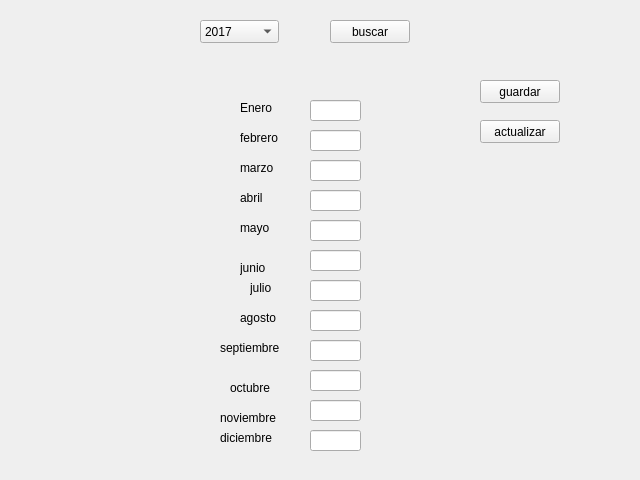
Old version of the form form_inflacion.ui in the repository lriccombene/sgc1.
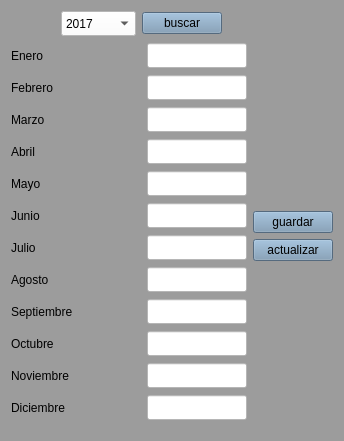
New version of the form.

Commit message:
visual inflacion y balancear asiento
visual inflacion y balancear asiento

The edit to the form file:
```diff
--- a/form_inflacion.ui
+++ b/form_inflacion.ui
@@ -6,358 +6,671 @@
    <rect>
     <x>0</x>
     <y>0</y>
-    <width>640</width>
-    <height>480</height>
+    <width>344</width>
+    <height>441</height>
    </rect>
   </property>
   <property name="windowTitle">
    <string>Form</string>
   </property>
-  <widget class="QComboBox" name="cbx_anio">
-   <property name="geometry">
-    <rect>
-     <x>200</x>
-     <y>20</y>
-     <width>79</width>
-     <height>23</height>
-    </rect>
-   </property>
-   <item>
-    <property name="text">
-     <string>2017</string>
-    </property>
+  <property name="styleSheet">
+   <string notr="true">font: 10pt &quot;Liberation Sans&quot;;
+color: rgb(0, 0, 0);
+background-color: rgb(156, 156, 156);
+selection-background-color: rgb(164, 190, 221);
+selection-color: rgb(0, 0, 0);</string>
+  </property>
+  <layout class="QGridLayout" name="gridLayout">
+   <item row="1" column="6">
+    <spacer name="horizontalSpacer_13">
+     <property name="orientation">
+      <enum>Qt::Horizontal</enum>
+     </property>
+     <property name="sizeHint" stdset="0">
+      <size>
+       <width>40</width>
+       <height>20</height>
+      </size>
+     </property>
+    </spacer>
    </item>
-   <item>
-    <property name="text">
-     <string>2018</string>
-    </property>
+   <item row="1" column="4">
+    <spacer name="horizontalSpacer_12">
+     <property name="orientation">
+      <enum>Qt::Horizontal</enum>
+     </property>
+     <property name="sizeHint" stdset="0">
+      <size>
+       <width>40</width>
+       <height>20</height>
+      </size>
+     </property>
+    </spacer>
    </item>
-   <item>
-    <property name="text">
-     <string>2019</string>
-    </property>
+   <item row="1" column="1">
+    <spacer name="horizontalSpacer_3">
+     <property name="orientation">
+      <enum>Qt::Horizontal</enum>
+     </property>
+     <property name="sizeHint" stdset="0">
+      <size>
+       <width>40</width>
+       <height>20</height>
+      </size>
+     </property>
+    </spacer>
    </item>
-   <item>
-    <property name="text">
-     <string>2020</string>
-    </property>
+   <item row="0" column="7">
+    <layout class="QHBoxLayout" name="horizontalLayout">
+     <item>
+      <spacer name="horizontalSpacer_8">
+       <property name="orientation">
+        <enum>Qt::Horizontal</enum>
+       </property>
+       <property name="sizeHint" stdset="0">
+        <size>
+         <width>40</width>
+         <height>20</height>
+        </size>
+       </property>
+      </spacer>
+     </item>
+     <item>
+      <spacer name="horizontalSpacer">
+       <property name="orientation">
+        <enum>Qt::Horizontal</enum>
+       </property>
+       <property name="sizeHint" stdset="0">
+        <size>
+         <width>40</width>
+         <height>20</height>
+        </size>
+       </property>
+      </spacer>
+     </item>
+     <item>
+      <widget class="QComboBox" name="cbx_anio">
+       <property name="minimumSize">
+        <size>
+         <width>75</width>
+         <height>25</height>
+        </size>
+       </property>
+       <property name="maximumSize">
+        <size>
+         <width>75</width>
+         <height>25</height>
+        </size>
+       </property>
+       <property name="styleSheet">
+        <string notr="true">background-color: rgb(255, 255, 255);</string>
+       </property>
+       <item>
+        <property name="text">
+         <string>2017</string>
+        </property>
+       </item>
+       <item>
+        <property name="text">
+         <string>2018</string>
+        </property>
+       </item>
+       <item>
+        <property name="text">
+         <string>2019</string>
+        </property>
+       </item>
+       <item>
+        <property name="text">
+         <string>2020</string>
+        </property>
+       </item>
+      </widget>
+     </item>
+     <item>
+      <widget class="QPushButton" name="btn_buscar">
+       <property name="styleSheet">
+        <string notr="true">background-color: rgb(119, 149, 177);</string>
+       </property>
+       <property name="text">
+        <string>buscar</string>
+       </property>
+      </widget>
+     </item>
+     <item>
+      <spacer name="horizontalSpacer_2">
+       <property name="orientation">
+        <enum>Qt::Horizontal</enum>
+       </property>
+       <property name="sizeHint" stdset="0">
+        <size>
+         <width>40</width>
+         <height>20</height>
+        </size>
+       </property>
+      </spacer>
+     </item>
+    </layout>
    </item>
-  </widget>
-  <widget class="QLabel" name="label">
-   <property name="geometry">
-    <rect>
-     <x>240</x>
-     <y>100</y>
-     <width>59</width>
-     <height>15</height>
-    </rect>
-   </property>
-   <property name="text">
-    <string>Enero</string>
-   </property>
-  </widget>
-  <widget class="QLabel" name="label_2">
-   <property name="geometry">
-    <rect>
-     <x>240</x>
-     <y>130</y>
-     <width>59</width>
-     <height>15</height>
-    </rect>
-   </property>
-   <property name="text">
-    <string>febrero</string>
-   </property>
-  </widget>
-  <widget class="QLabel" name="label_3">
-   <property name="geometry">
-    <rect>
-     <x>240</x>
-     <y>160</y>
-     <width>59</width>
-     <height>15</height>
-    </rect>
-   </property>
-   <property name="text">
-    <string>marzo</string>
-   </property>
-  </widget>
-  <widget class="QLabel" name="label_4">
-   <property name="geometry">
-    <rect>
-     <x>240</x>
-     <y>190</y>
-     <width>59</width>
-     <height>15</height>
-    </rect>
-   </property>
-   <property name="text">
-    <string>abril</string>
-   </property>
-  </widget>
-  <widget class="QLabel" name="label_5">
-   <property name="geometry">
-    <rect>
-     <x>240</x>
-     <y>220</y>
-     <width>59</width>
-     <height>15</height>
-    </rect>
-   </property>
-   <property name="text">
-    <string>mayo</string>
-   </property>
-  </widget>
-  <widget class="QLabel" name="label_6">
-   <property name="geometry">
-    <rect>
-     <x>240</x>
-     <y>260</y>
-     <width>59</width>
-     <height>15</height>
-    </rect>
-   </property>
-   <property name="text">
-    <string>junio</string>
-   </property>
-  </widget>
-  <widget class="QLabel" name="label_7">
-   <property name="geometry">
-    <rect>
-     <x>250</x>
-     <y>280</y>
-     <width>31</width>
-     <height>16</height>
-    </rect>
-   </property>
-   <property name="text">
-    <string>julio</string>
-   </property>
-  </widget>
-  <widget class="QLabel" name="label_8">
-   <property name="geometry">
-    <rect>
-     <x>240</x>
-     <y>310</y>
-     <width>59</width>
-     <height>15</height>
-    </rect>
-   </property>
-   <property name="text">
-    <string>agosto</string>
-   </property>
-  </widget>
-  <widget class="QLabel" name="label_9">
-   <property name="geometry">
-    <rect>
-     <x>220</x>
-     <y>340</y>
-     <width>59</width>
-     <height>15</height>
-    </rect>
-   </property>
-   <property name="text">
-    <string>septiembre</string>
-   </property>
-  </widget>
-  <widget class="QLabel" name="label_10">
-   <property name="geometry">
-    <rect>
-     <x>230</x>
-     <y>380</y>
-     <width>59</width>
-     <height>15</height>
-    </rect>
-   </property>
-   <property name="text">
-    <string>octubre</string>
-   </property>
-  </widget>
-  <widget class="QLabel" name="label_11">
-   <property name="geometry">
-    <rect>
-     <x>220</x>
-     <y>410</y>
-     <width>59</width>
-     <height>15</height>
-    </rect>
-   </property>
-   <property name="text">
-    <string>noviembre</string>
-   </property>
-  </widget>
-  <widget class="QLabel" name="label_12">
-   <property name="geometry">
-    <rect>
-     <x>220</x>
-     <y>430</y>
-     <width>59</width>
-     <height>15</height>
-    </rect>
-   </property>
-   <property name="text">
-    <string>diciembre</string>
-   </property>
-  </widget>
-  <widget class="QLineEdit" name="lne_enero">
-   <property name="geometry">
-    <rect>
-     <x>310</x>
-     <y>100</y>
-     <width>51</width>
-     <height>21</height>
-    </rect>
-   </property>
-  </widget>
-  <widget class="QLineEdit" name="lne_febrero">
-   <property name="geometry">
-    <rect>
-     <x>310</x>
-     <y>130</y>
-     <width>51</width>
-     <height>21</height>
-    </rect>
-   </property>
-  </widget>
-  <widget class="QLineEdit" name="lne_marzo">
-   <property name="geometry">
-    <rect>
-     <x>310</x>
-     <y>160</y>
-     <width>51</width>
-     <height>21</height>
-    </rect>
-   </property>
-  </widget>
-  <widget class="QLineEdit" name="lne_abril">
-   <property name="geometry">
-    <rect>
-     <x>310</x>
-     <y>190</y>
-     <width>51</width>
-     <height>21</height>
-    </rect>
-   </property>
-  </widget>
-  <widget class="QLineEdit" name="lne_mayo">
-   <property name="geometry">
-    <rect>
-     <x>310</x>
-     <y>220</y>
-     <width>51</width>
-     <height>21</height>
-    </rect>
-   </property>
-  </widget>
-  <widget class="QLineEdit" name="lne_junio">
-   <property name="geometry">
-    <rect>
-     <x>310</x>
-     <y>250</y>
-     <width>51</width>
-     <height>21</height>
-    </rect>
-   </property>
-  </widget>
-  <widget class="QLineEdit" name="lne_julio">
-   <property name="geometry">
-    <rect>
-     <x>310</x>
-     <y>280</y>
-     <width>51</width>
-     <height>21</height>
-    </rect>
-   </property>
-  </widget>
-  <widget class="QLineEdit" name="lne_agosto">
-   <property name="geometry">
-    <rect>
-     <x>310</x>
-     <y>310</y>
-     <width>51</width>
-     <height>21</height>
-    </rect>
-   </property>
-  </widget>
-  <widget class="QLineEdit" name="lne_septiembre">
-   <property name="geometry">
-    <rect>
-     <x>310</x>
-     <y>340</y>
-     <width>51</width>
-     <height>21</height>
-    </rect>
-   </property>
-  </widget>
-  <widget class="QLineEdit" name="lne_octubre">
-   <property name="geometry">
-    <rect>
-     <x>310</x>
-     <y>370</y>
-     <width>51</width>
-     <height>21</height>
-    </rect>
-   </property>
-  </widget>
-  <widget class="QLineEdit" name="lne_noviembre">
-   <property name="geometry">
-    <rect>
-     <x>310</x>
-     <y>400</y>
-     <width>51</width>
-     <height>21</height>
-    </rect>
-   </property>
-  </widget>
-  <widget class="QLineEdit" name="lne_diciembre">
-   <property name="geometry">
-    <rect>
-     <x>310</x>
-     <y>430</y>
-     <width>51</width>
-     <height>21</height>
-    </rect>
-   </property>
-  </widget>
-  <widget class="QPushButton" name="btn_guardar">
-   <property name="geometry">
-    <rect>
-     <x>480</x>
-     <y>80</y>
-     <width>80</width>
-     <height>23</height>
-    </rect>
-   </property>
-   <property name="text">
-    <string>guardar</string>
-   </property>
-  </widget>
-  <widget class="QPushButton" name="btn_actualizar">
-   <property name="geometry">
-    <rect>
-     <x>480</x>
-     <y>120</y>
-     <width>80</width>
-     <height>23</height>
-    </rect>
-   </property>
-   <property name="text">
-    <string>actualizar</string>
-   </property>
-  </widget>
-  <widget class="QPushButton" name="btn_buscar">
-   <property name="geometry">
-    <rect>
-     <x>330</x>
-     <y>20</y>
-     <width>80</width>
-     <height>23</height>
-    </rect>
-   </property>
-   <property name="text">
-    <string>buscar</string>
-   </property>
-  </widget>
+   <item row="1" column="7">
+    <layout class="QVBoxLayout" name="verticalLayout">
+     <item>
+      <layout class="QHBoxLayout" name="horizontalLayout_2">
+       <item>
+        <widget class="QLabel" name="label">
+         <property name="text">
+          <string>Enero</string>
+         </property>
+        </widget>
+       </item>
+       <item>
+        <widget class="QLineEdit" name="lne_enero">
+         <property name="minimumSize">
+          <size>
+           <width>100</width>
+           <height>25</height>
+          </size>
+         </property>
+         <property name="maximumSize">
+          <size>
+           <width>100</width>
+           <height>25</height>
+          </size>
+         </property>
+         <property name="styleSheet">
+          <string notr="true">background-color: rgb(255, 255, 255);</string>
+         </property>
+        </widget>
+       </item>
+      </layout>
+     </item>
+     <item>
+      <layout class="QHBoxLayout" name="horizontalLayout_3">
+       <item>
+        <widget class="QLabel" name="label_2">
+         <property name="text">
+          <string>Febrero</string>
+         </property>
+        </widget>
+       </item>
+       <item>
+        <widget class="QLineEdit" name="lne_febrero">
+         <property name="minimumSize">
+          <size>
+           <width>100</width>
+           <height>25</height>
+          </size>
+         </property>
+         <property name="maximumSize">
+          <size>
+           <width>100</width>
+           <height>25</height>
+          </size>
+         </property>
+         <property name="styleSheet">
+          <string notr="true">background-color: rgb(255, 255, 255);</string>
+         </property>
+        </widget>
+       </item>
+      </layout>
+     </item>
+     <item>
+      <layout class="QHBoxLayout" name="horizontalLayout_4">
+       <item>
+        <widget class="QLabel" name="label_3">
+         <property name="text">
+          <string>Marzo</string>
+         </property>
+        </widget>
+       </item>
+       <item>
+        <widget class="QLineEdit" name="lne_marzo">
+         <property name="minimumSize">
+          <size>
+           <width>100</width>
+           <height>25</height>
+          </size>
+         </property>
+         <property name="maximumSize">
+          <size>
+           <width>100</width>
+           <height>25</height>
+          </size>
+         </property>
+         <property name="styleSheet">
+          <string notr="true">background-color: rgb(255, 255, 255);</string>
+         </property>
+        </widget>
+       </item>
+      </layout>
+     </item>
+     <item>
+      <layout class="QHBoxLayout" name="horizontalLayout_5">
+       <item>
+        <widget class="QLabel" name="label_4">
+         <property name="text">
+          <string>Abril</string>
+         </property>
+        </widget>
+       </item>
+       <item>
+        <widget class="QLineEdit" name="lne_abril">
+         <property name="minimumSize">
+          <size>
+           <width>100</width>
+           <height>25</height>
+          </size>
+         </property>
+         <property name="maximumSize">
+          <size>
+           <width>100</width>
+           <height>25</height>
+          </size>
+         </property>
+         <property name="styleSheet">
+          <string notr="true">background-color: rgb(255, 255, 255);</string>
+         </property>
+        </widget>
+       </item>
+      </layout>
+     </item>
+     <item>
+      <layout class="QHBoxLayout" name="horizontalLayout_6">
+       <item>
+        <widget class="QLabel" name="label_5">
+         <property name="text">
+          <string>Mayo</string>
+         </property>
+        </widget>
+       </item>
+       <item>
+        <widget class="QLineEdit" name="lne_mayo">
+         <property name="minimumSize">
+          <size>
+           <width>100</width>
+           <height>25</height>
+          </size>
+         </property>
+         <property name="maximumSize">
+          <size>
+           <width>100</width>
+           <height>25</height>
+          </size>
+         </property>
+         <property name="styleSheet">
+          <string notr="true">background-color: rgb(255, 255, 255);</string>
+         </property>
+        </widget>
+       </item>
+      </layout>
+     </item>
+     <item>
+      <layout class="QHBoxLayout" name="horizontalLayout_7">
+       <item>
+        <widget class="QLabel" name="label_6">
+         <property name="text">
+          <string>Junio</string>
+         </property>
+        </widget>
+       </item>
+       <item>
+        <widget class="QLineEdit" name="lne_junio">
+         <property name="minimumSize">
+          <size>
+           <width>100</width>
+           <height>25</height>
+          </size>
+         </property>
+         <property name="maximumSize">
+          <size>
+           <width>100</width>
+           <height>25</height>
+          </size>
+         </property>
+         <property name="styleSheet">
+          <string notr="true">background-color: rgb(255, 255, 255);</string>
+         </property>
+        </widget>
+       </item>
+      </layout>
+     </item>
+     <item>
+      <layout class="QHBoxLayout" name="horizontalLayout_8">
+       <item>
+        <widget class="QLabel" name="label_7">
+         <property name="text">
+          <string>Julio</string>
+         </property>
+        </widget>
+       </item>
+       <item>
+        <widget class="QLineEdit" name="lne_julio">
+         <property name="minimumSize">
+          <size>
+           <width>100</width>
+           <height>25</height>
+          </size>
+         </property>
+         <property name="maximumSize">
+          <size>
+           <width>100</width>
+           <height>25</height>
+          </size>
+         </property>
+         <property name="styleSheet">
+          <string notr="true">background-color: rgb(255, 255, 255);</string>
+         </property>
+        </widget>
+       </item>
+      </layout>
+     </item>
+     <item>
+      <layout class="QHBoxLayout" name="horizontalLayout_9">
+       <item>
+        <widget class="QLabel" name="label_8">
+         <property name="text">
+          <string>Agosto</string>
+         </property>
+        </widget>
+       </item>
+       <item>
+        <widget class="QLineEdit" name="lne_agosto">
+         <property name="minimumSize">
+          <size>
+           <width>100</width>
+           <height>25</height>
+          </size>
+         </property>
+         <property name="maximumSize">
+          <size>
+           <width>100</width>
+           <height>25</height>
+          </size>
+         </property>
+         <property name="styleSheet">
+          <string notr="true">background-color: rgb(255, 255, 255);</string>
+         </property>
+        </widget>
+       </item>
+      </layout>
+     </item>
+     <item>
+      <layout class="QHBoxLayout" name="horizontalLayout_10">
+       <item>
+        <widget class="QLabel" name="label_9">
+         <property name="text">
+          <string>Septiembre</string>
+         </property>
+        </widget>
+       </item>
+       <item>
+        <widget class="QLineEdit" name="lne_septiembre">
+         <property name="minimumSize">
+          <size>
+           <width>100</width>
+           <height>25</height>
+          </size>
+         </property>
+         <property name="maximumSize">
+          <size>
+           <width>100</width>
+           <height>25</height>
+          </size>
+         </property>
+         <property name="styleSheet">
+          <string notr="true">background-color: rgb(255, 255, 255);</string>
+         </property>
+        </widget>
+       </item>
+      </layout>
+     </item>
+     <item>
+      <layout class="QHBoxLayout" name="horizontalLayout_11">
+       <item>
+        <widget class="QLabel" name="label_10">
+         <property name="text">
+          <string>Octubre</string>
+         </property>
+        </widget>
+       </item>
+       <item>
+        <widget class="QLineEdit" name="lne_octubre">
+         <property name="minimumSize">
+          <size>
+           <width>100</width>
+           <height>25</height>
+          </size>
+         </property>
+         <property name="maximumSize">
+          <size>
+           <width>100</width>
+           <height>25</height>
+          </size>
+         </property>
+         <property name="styleSheet">
+          <string notr="true">background-color: rgb(255, 255, 255);</string>
+         </property>
+        </widget>
+       </item>
+      </layout>
+     </item>
+     <item>
+      <layout class="QHBoxLayout" name="horizontalLayout_12">
+       <item>
+        <widget class="QLabel" name="label_11">
+         <property name="text">
+          <string>Noviembre</string>
+         </property>
+        </widget>
+       </item>
+       <item>
+        <widget class="QLineEdit" name="lne_noviembre">
+         <property name="minimumSize">
+          <size>
+           <width>100</width>
+           <height>25</height>
+          </size>
+         </property>
+         <property name="maximumSize">
+          <size>
+           <width>100</width>
+           <height>25</height>
+          </size>
+         </property>
+         <property name="styleSheet">
+          <string notr="true">background-color: rgb(255, 255, 255);</string>
+         </property>
+        </widget>
+       </item>
+      </layout>
+     </item>
+     <item>
+      <layout class="QHBoxLayout" name="horizontalLayout_13">
+       <item>
+        <widget class="QLabel" name="label_12">
+         <property name="text">
+          <string>Diciembre</string>
+         </property>
+        </widget>
+       </item>
+       <item>
+        <widget class="QLineEdit" name="lne_diciembre">
+         <property name="minimumSize">
+          <size>
+           <width>100</width>
+           <height>25</height>
+          </size>
+         </property>
+         <property name="maximumSize">
+          <size>
+           <width>100</width>
+           <height>25</height>
+          </size>
+         </property>
+         <property name="styleSheet">
+          <string notr="true">background-color: rgb(255, 255, 255);</string>
+         </property>
+        </widget>
+       </item>
+      </layout>
+     </item>
+    </layout>
+   </item>
+   <item row="1" column="2">
+    <spacer name="horizontalSpacer_11">
+     <property name="orientation">
+      <enum>Qt::Horizontal</enum>
+     </property>
+     <property name="sizeHint" stdset="0">
+      <size>
+       <width>40</width>
+       <height>20</height>
+      </size>
+     </property>
+    </spacer>
+   </item>
+   <item row="0" column="3">
+    <spacer name="horizontalSpacer_7">
+     <property name="orientation">
+      <enum>Qt::Horizontal</enum>
+     </property>
+     <property name="sizeHint" stdset="0">
+      <size>
+       <width>40</width>
+       <height>20</height>
+      </size>
+     </property>
+    </spacer>
+   </item>
+   <item row="1" column="10">
+    <spacer name="horizontalSpacer_4">
+     <property name="orientation">
+      <enum>Qt::Horizontal</enum>
+     </property>
+     <property name="sizeHint" stdset="0">
+      <size>
+       <width>40</width>
+       <height>20</height>
+      </size>
+     </property>
+    </spacer>
+   </item>
+   <item row="0" column="1">
+    <spacer name="horizontalSpacer_6">
+     <property name="orientation">
+      <enum>Qt::Horizontal</enum>
+     </property>
+     <property name="sizeHint" stdset="0">
+      <size>
+       <width>40</width>
+       <height>20</height>
+      </size>
+     </property>
+    </spacer>
+   </item>
+   <item row="1" column="5">
+    <spacer name="horizontalSpacer_9">
+     <property name="orientation">
+      <enum>Qt::Horizontal</enum>
+     </property>
+     <property name="sizeHint" stdset="0">
+      <size>
+       <width>40</width>
+       <height>20</height>
+      </size>
+     </property>
+    </spacer>
+   </item>
+   <item row="1" column="0">
+    <spacer name="horizontalSpacer_10">
+     <property name="orientation">
+      <enum>Qt::Horizontal</enum>
+     </property>
+     <property name="sizeHint" stdset="0">
+      <size>
+       <width>40</width>
+       <height>20</height>
+      </size>
+     </property>
+    </spacer>
+   </item>
+   <item row="1" column="8">
+    <layout class="QVBoxLayout" name="verticalLayout_2">
+     <item>
+      <spacer name="verticalSpacer_2">
+       <property name="orientation">
+        <enum>Qt::Vertical</enum>
+       </property>
+       <property name="sizeHint" stdset="0">
+        <size>
+         <width>20</width>
+         <height>40</height>
+        </size>
+       </property>
+      </spacer>
+     </item>
+     <item>
+      <widget class="QPushButton" name="btn_guardar">
+       <property name="styleSheet">
+        <string notr="true">background-color: rgb(119, 149, 177);</string>
+       </property>
+       <property name="text">
+        <string>guardar</string>
+       </property>
+      </widget>
+     </item>
+     <item>
+      <widget class="QPushButton" name="btn_actualizar">
+       <property name="styleSheet">
+        <string notr="true">background-color: rgb(119, 149, 177);</string>
+       </property>
+       <property name="text">
+        <string>actualizar</string>
+       </property>
+      </widget>
+     </item>
+     <item>
+      <spacer name="verticalSpacer">
+       <property name="orientation">
+        <enum>Qt::Vertical</enum>
+       </property>
+       <property name="sizeHint" stdset="0">
+        <size>
+         <width>20</width>
+         <height>40</height>
+        </size>
+       </property>
+      </spacer>
+     </item>
+    </layout>
+   </item>
+   <item row="1" column="3">
+    <spacer name="horizontalSpacer_5">
+     <property name="orientation">
+      <enum>Qt::Horizontal</enum>
+     </property>
+     <property name="sizeHint" stdset="0">
+      <size>
+       <width>40</width>
+       <height>20</height>
+      </size>
+     </property>
+    </spacer>
+   </item>
+   <item row="1" column="9">
+    <spacer name="horizontalSpacer_14">
+     <property name="orientation">
+      <enum>Qt::Horizontal</enum>
+     </property>
+     <property name="sizeHint" stdset="0">
+      <size>
+       <width>40</width>
+       <height>20</height>
+      </size>
+     </property>
+    </spacer>
+   </item>
+  </layout>
  </widget>
  <resources/>
  <connections/>
```
The commit also changes 3 other files.
